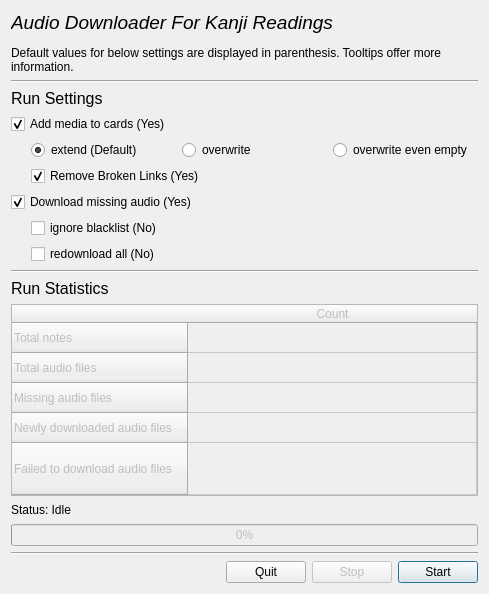
The window that readings_audio/gui_download_design.ui (klieret/anki-readings-audio) describes before a commit, drawn with Qt 5.
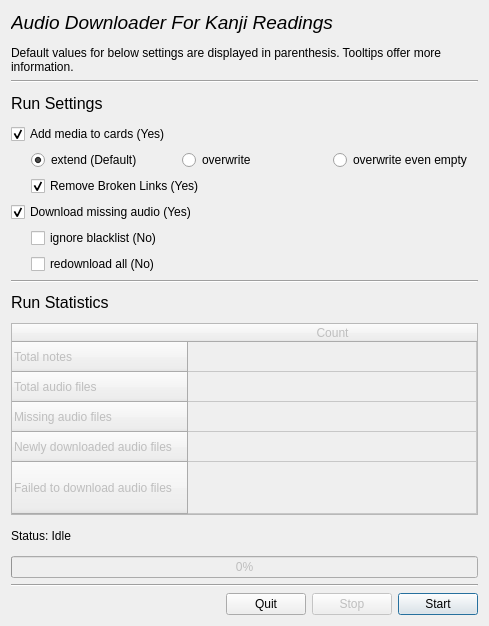
The same window after the commit. Icons and pictures are not drawn.

Patch:
```diff
--- a/readings_audio/gui_download_design.ui
+++ b/readings_audio/gui_download_design.ui
@@ -7,7 +7,7 @@
     <x>0</x>
     <y>0</y>
     <width>489</width>
-    <height>594</height>
+    <height>626</height>
    </rect>
   </property>
   <property name="windowTitle">
```
